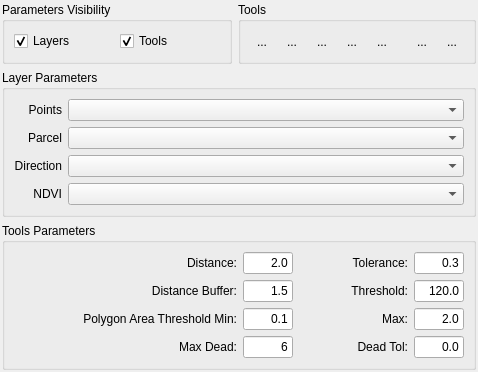
Old version of the form src/tv5plugins/forestMonitor/qt/ui/ForestMonitorToolBarDialogForm.ui in the repository ericabreu82/tv5_plugins.
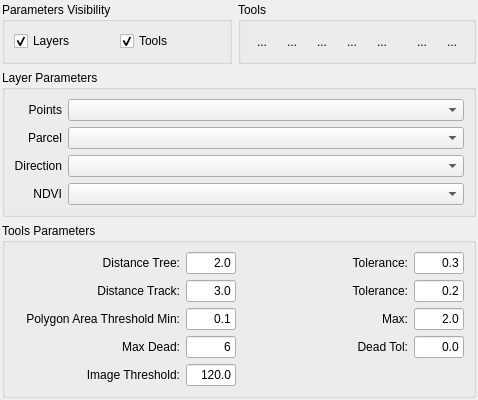
New version of the form.

Diff of the .ui file:
```diff
--- a/src/tv5plugins/forestMonitor/qt/ui/ForestMonitorToolBarDialogForm.ui
+++ b/src/tv5plugins/forestMonitor/qt/ui/ForestMonitorToolBarDialogForm.ui
@@ -6,8 +6,8 @@
    <rect>
     <x>0</x>
     <y>0</y>
-    <width>489</width>
-    <height>337</height>
+    <width>491</width>
+    <height>367</height>
    </rect>
   </property>
   <property name="windowTitle">
@@ -358,33 +358,17 @@
        <layout class="QGridLayout" name="gridLayout_4">
         <item row="0" column="0">
          <layout class="QGridLayout" name="gridLayout_2">
-          <item row="3" column="2">
-           <widget class="QLineEdit" name="m_maxDeadLineEdit">
-            <property name="maximumSize">
-             <size>
-              <width>50</width>
-              <height>16777215</height>
-             </size>
-            </property>
+          <item row="0" column="0">
+           <widget class="QLabel" name="m_dist">
             <property name="text">
-             <string>6</string>
+             <string>Distance Tree:</string>
             </property>
             <property name="alignment">
              <set>Qt::AlignRight|Qt::AlignTrailing|Qt::AlignVCenter</set>
             </property>
            </widget>
           </item>
-          <item row="0" column="3">
-           <widget class="QLabel" name="m_dx">
-            <property name="text">
-             <string>Tolerance:</string>
-            </property>
-            <property name="alignment">
-             <set>Qt::AlignRight|Qt::AlignTrailing|Qt::AlignVCenter</set>
-            </property>
-           </widget>
-          </item>
-          <item row="0" column="2">
+          <item row="0" column="1">
            <widget class="QLineEdit" name="m_distLineEdit">
             <property name="maximumSize">
              <size>
@@ -400,36 +384,17 @@
             </property>
            </widget>
           </item>
-          <item row="3" column="4">
-           <widget class="QLineEdit" name="m_deadTolLineEdit">
-            <property name="maximumSize">
-             <size>
-              <width>50</width>
-              <height>16777215</height>
-             </size>
-            </property>
+          <item row="0" column="2">
+           <widget class="QLabel" name="m_dx">
             <property name="text">
-             <string>0.0</string>
+             <string>Tolerance:</string>
             </property>
             <property name="alignment">
              <set>Qt::AlignRight|Qt::AlignTrailing|Qt::AlignVCenter</set>
             </property>
            </widget>
           </item>
-          <item row="2" column="0" colspan="2">
-           <widget class="QLabel" name="label_4">
-            <property name="enabled">
-             <bool>true</bool>
-            </property>
-            <property name="text">
-             <string>Polygon Area Threshold Min:</string>
-            </property>
-            <property name="alignment">
-             <set>Qt::AlignRight|Qt::AlignTrailing|Qt::AlignVCenter</set>
-            </property>
-           </widget>
-          </item>
-          <item row="0" column="4">
+          <item row="0" column="3">
            <widget class="QLineEdit" name="m_distTolLineEdit">
             <property name="enabled">
              <bool>true</bool>
@@ -448,7 +413,78 @@
             </property>
            </widget>
           </item>
-          <item row="2" column="2">
+          <item row="1" column="0">
+           <widget class="QLabel" name="m_dy">
+            <property name="text">
+             <string>Distance Track:</string>
+            </property>
+            <property name="alignment">
+             <set>Qt::AlignRight|Qt::AlignTrailing|Qt::AlignVCenter</set>
+            </property>
+           </widget>
+          </item>
+          <item row="1" column="1">
+           <widget class="QLineEdit" name="m_distTrackLineEdit">
+            <property name="enabled">
+             <bool>true</bool>
+            </property>
+            <property name="maximumSize">
+             <size>
+              <width>50</width>
+              <height>16777215</height>
+             </size>
+            </property>
+            <property name="text">
+             <string>3.0</string>
+            </property>
+            <property name="alignment">
+             <set>Qt::AlignRight|Qt::AlignTrailing|Qt::AlignVCenter</set>
+            </property>
+           </widget>
+          </item>
+          <item row="1" column="2">
+           <widget class="QLabel" name="m_dx_2">
+            <property name="text">
+             <string>Tolerance:</string>
+            </property>
+            <property name="alignment">
+             <set>Qt::AlignRight|Qt::AlignTrailing|Qt::AlignVCenter</set>
+            </property>
+           </widget>
+          </item>
+          <item row="1" column="3">
+           <widget class="QLineEdit" name="m_distTrackTolLineEdit">
+            <property name="enabled">
+             <bool>true</bool>
+            </property>
+            <property name="maximumSize">
+             <size>
+              <width>50</width>
+              <height>16777215</height>
+             </size>
+            </property>
+            <property name="text">
+             <string>0.2</string>
+            </property>
+            <property name="alignment">
+             <set>Qt::AlignRight|Qt::AlignTrailing|Qt::AlignVCenter</set>
+            </property>
+           </widget>
+          </item>
+          <item row="2" column="0">
+           <widget class="QLabel" name="label_4">
+            <property name="enabled">
+             <bool>true</bool>
+            </property>
+            <property name="text">
+             <string>Polygon Area Threshold Min:</string>
+            </property>
+            <property name="alignment">
+             <set>Qt::AlignRight|Qt::AlignTrailing|Qt::AlignVCenter</set>
+            </property>
+           </widget>
+          </item>
+          <item row="2" column="1">
            <widget class="QLineEdit" name="m_polyAreaMinLineEdit">
             <property name="enabled">
              <bool>true</bool>
@@ -467,55 +503,7 @@
             </property>
            </widget>
           </item>
-          <item row="3" column="3">
-           <widget class="QLabel" name="label_7">
-            <property name="text">
-             <string>Dead Tol:</string>
-            </property>
-            <property name="alignment">
-             <set>Qt::AlignRight|Qt::AlignTrailing|Qt::AlignVCenter</set>
-            </property>
-           </widget>
-          </item>
-          <item row="1" column="2">
-           <widget class="QLineEdit" name="m_distBufferLineEdit">
-            <property name="enabled">
-             <bool>true</bool>
-            </property>
-            <property name="maximumSize">
-             <size>
-              <width>50</width>
-              <height>16777215</height>
-             </size>
-            </property>
-            <property name="text">
-             <string>1.5</string>
-            </property>
-            <property name="alignment">
-             <set>Qt::AlignRight|Qt::AlignTrailing|Qt::AlignVCenter</set>
-            </property>
-           </widget>
-          </item>
-          <item row="2" column="4">
-           <widget class="QLineEdit" name="m_polyAreaMaxLineEdit">
-            <property name="enabled">
-             <bool>true</bool>
-            </property>
-            <property name="maximumSize">
-             <size>
-              <width>50</width>
-              <height>16777215</height>
-             </size>
-            </property>
-            <property name="text">
-             <string>2.0</string>
-            </property>
-            <property name="alignment">
-             <set>Qt::AlignRight|Qt::AlignTrailing|Qt::AlignVCenter</set>
-            </property>
-           </widget>
-          </item>
-          <item row="2" column="3">
+          <item row="2" column="2">
            <widget class="QLabel" name="label_5">
             <property name="enabled">
              <bool>true</bool>
@@ -528,7 +516,26 @@
             </property>
            </widget>
           </item>
-          <item row="3" column="1">
+          <item row="2" column="3">
+           <widget class="QLineEdit" name="m_polyAreaMaxLineEdit">
+            <property name="enabled">
+             <bool>true</bool>
+            </property>
+            <property name="maximumSize">
+             <size>
+              <width>50</width>
+              <height>16777215</height>
+             </size>
+            </property>
+            <property name="text">
+             <string>2.0</string>
+            </property>
+            <property name="alignment">
+             <set>Qt::AlignRight|Qt::AlignTrailing|Qt::AlignVCenter</set>
+            </property>
+           </widget>
+          </item>
+          <item row="3" column="0">
            <widget class="QLabel" name="label_6">
             <property name="text">
              <string>Max Dead:</string>
@@ -538,37 +545,59 @@
             </property>
            </widget>
           </item>
-          <item row="0" column="1">
-           <widget class="QLabel" name="m_dist">
+          <item row="3" column="1">
+           <widget class="QLineEdit" name="m_maxDeadLineEdit">
+            <property name="maximumSize">
+             <size>
+              <width>50</width>
+              <height>16777215</height>
+             </size>
+            </property>
             <property name="text">
-             <string>Distance:</string>
+             <string>6</string>
             </property>
             <property name="alignment">
              <set>Qt::AlignRight|Qt::AlignTrailing|Qt::AlignVCenter</set>
             </property>
            </widget>
           </item>
-          <item row="1" column="1">
-           <widget class="QLabel" name="m_dy">
+          <item row="3" column="2">
+           <widget class="QLabel" name="label_7">
             <property name="text">
-             <string>Distance Buffer:</string>
+             <string>Dead Tol:</string>
             </property>
             <property name="alignment">
              <set>Qt::AlignRight|Qt::AlignTrailing|Qt::AlignVCenter</set>
             </property>
            </widget>
           </item>
-          <item row="1" column="3">
+          <item row="3" column="3">
+           <widget class="QLineEdit" name="m_deadTolLineEdit">
+            <property name="maximumSize">
+             <size>
+              <width>50</width>
+              <height>16777215</height>
+             </size>
+            </property>
+            <property name="text">
+             <string>0.0</string>
+            </property>
+            <property name="alignment">
+             <set>Qt::AlignRight|Qt::AlignTrailing|Qt::AlignVCenter</set>
+            </property>
+           </widget>
+          </item>
+          <item row="4" column="0">
            <widget class="QLabel" name="label_8">
             <property name="text">
-             <string>Threshold:</string>
+             <string>Image Threshold:</string>
             </property>
             <property name="alignment">
              <set>Qt::AlignRight|Qt::AlignTrailing|Qt::AlignVCenter</set>
             </property>
            </widget>
           </item>
-          <item row="1" column="4">
+          <item row="4" column="1">
            <widget class="QLineEdit" name="m_thresholdLineEdit">
             <property name="maximumSize">
              <size>
```
Left out of the diff: 124 changed lines with no effect on the pictures.
